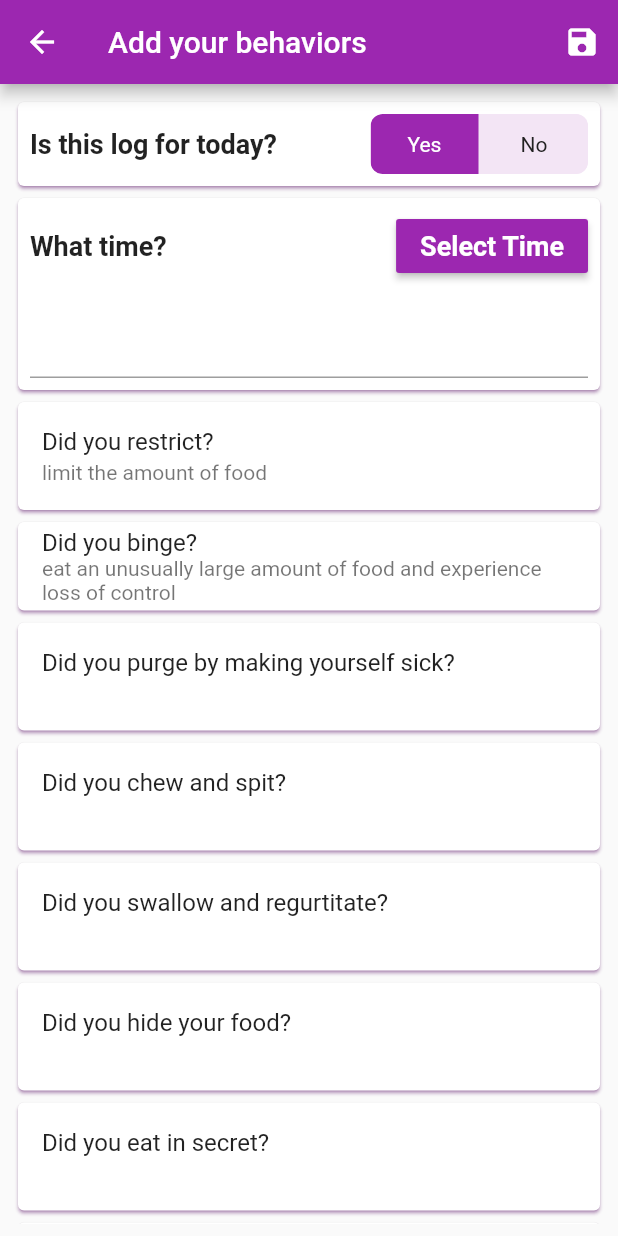
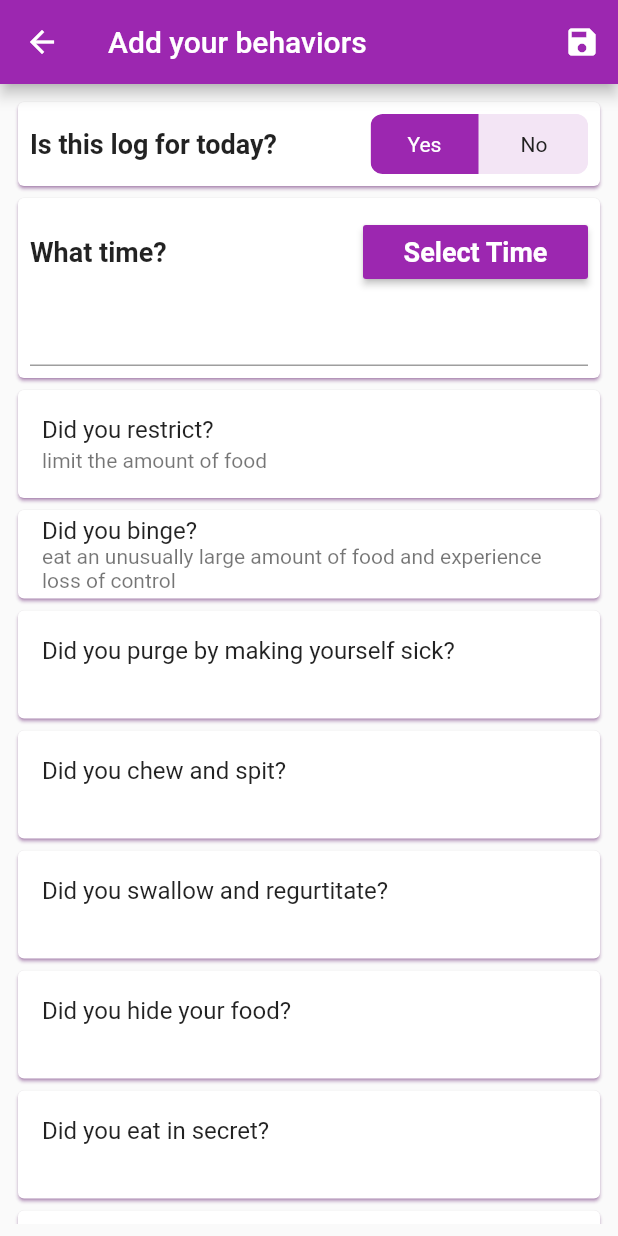
Before and after one commit to anastasiamela/Eating_Disorder_App, a Flutter app: the AddBehaviorLogScreen screen opened by its route, on a phone screen of 412 x 824 dp. Run offline on Flutter 3.47's test engine with Material 2 defaults, Android fonts, the phone set to English and light mode, and no system bars; drawn by our look-alikes of toggle_switch; our stand-ins replace cloud_firestore, firebase_auth, firebase_core, table_calendar; missing offline and left inert: emojis, sticky_grouped_list; accounts and stored records are empty.

Commit message:
Change _buildTimeInputWidget to add screens

```diff
--- a/lib/screens/users/add_input/add_behavior_log_screen.dart
+++ b/lib/screens/users/add_input/add_behavior_log_screen.dart
@@ -359,22 +359,24 @@ class _AddBehaviorLogScreenState extends State<AddBehaviorLogScreen> {
   Widget _buildTimeInput() {
     return Card(
       shadowColor: Theme.of(context).primaryColor,
+      child: Container(
         child: Padding(
           padding: const EdgeInsets.all(8.0),
           child: Column(
             crossAxisAlignment: CrossAxisAlignment.start,
             children: <Widget>[
-            Row(
-              mainAxisAlignment: MainAxisAlignment.spaceBetween,
-              children: <Widget>[
-                Text(
+              ListTile(
+                title: Text(
                   'What time?',
                   style: TextStyle(
+                    fontWeight: FontWeight.w600,
                     fontSize: 18.0,
-                    fontWeight: FontWeight.w600,
                   ),
                 ),
-                RaisedButton(
+                contentPadding: EdgeInsets.all(0.0),
+                trailing: Container(
+                  width: 150,
+                  child: RaisedButton(
                     child: Text(
                       'Select Time',
                       style: TextStyle(
@@ -386,7 +388,7 @@ class _AddBehaviorLogScreenState extends State<AddBehaviorLogScreen> {
                     onPressed: _pickTime,
                     color: Theme.of(context).primaryColor,
                   ),
-              ],
+                ),
               ),
               (_hasSelectedTime)
                   ? Text(
@@ -397,8 +399,7 @@ class _AddBehaviorLogScreenState extends State<AddBehaviorLogScreen> {
                         fontWeight: FontWeight.w600,
                       ),
                     )
-                : Text(''),
-            TextFormField(
+                  : TextFormField(
                       initialValue: '',
                       readOnly: true,
                       validator: (value) {
@@ -409,6 +410,7 @@ class _AddBehaviorLogScreenState extends State<AddBehaviorLogScreen> {
                       },
                     ),
             ],
+          ),
         ),
       ),
     );
```
Also changed, not shown: lib/screens/users/add_input/add_feeling_log_screen.dart (+11 -9 lines), lib/screens/users/add_input/add_thought_screen.dart (+11 -9 lines). Lines whose indentation alone changed are shown as unchanged.
